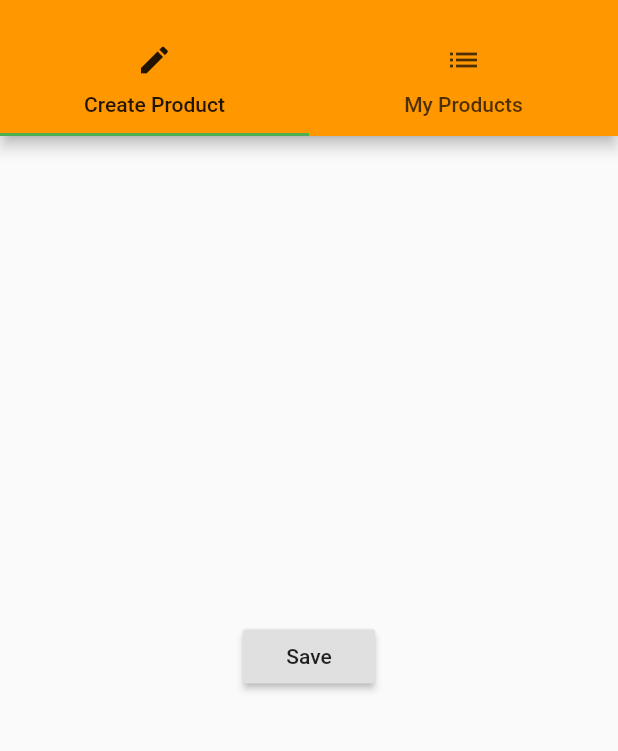
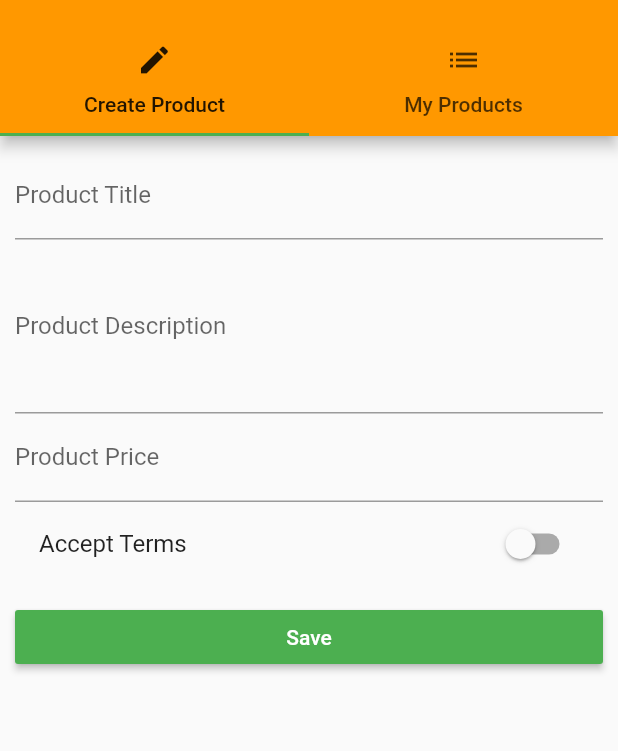
Before and after one commit to mnishiguchi/hello_flutter, a Flutter app: the ProductsAdminPage screen opened by its route, on a phone screen of 412 x 824 dp, the part 59-810 px from its top. Run offline on Flutter 3.47's test engine with Material 2 defaults, Android fonts, the phone set to English and light mode, and no system bars.

```diff
--- /dev/null
+++ b/lib/pages/product_create_from.dart
@@ -0,0 +1,86 @@
+import 'package:flutter/material.dart';
+
+class ProductCreateForm extends StatefulWidget {
+  final Function addProduct;
+  final Function removeProductByIndex;
+
+  ProductCreateForm({this.addProduct, this.removeProductByIndex});
+
+  @override
+  _ProductCreateFormState createState() => _ProductCreateFormState();
+}
+
+class _ProductCreateFormState extends State<ProductCreateForm> {
+  // Form values
+  String _title = '';
+  String _description = '';
+  String _price = '';
+  bool _isTermsAccepted = false;
+  String _image = 'assets/masa_chinatown.png';
+
+  @override
+  Widget build(BuildContext context) {
+    return Container(
+      margin: EdgeInsets.all(10.0),
+      child: ListView(
+        children: <Widget>[
+          TextField(
+            keyboardType: TextInputType.text,
+            decoration: InputDecoration(labelText: 'Product Title'),
+            onChanged: (String value) {
+              setState(() {
+                _title = value;
+              });
+            },
+          ),
+          TextField(
+            keyboardType: TextInputType.multiline,
+            maxLines: 4,
+            decoration: InputDecoration(labelText: 'Product Description'),
+            onChanged: (String value) {
+              setState(() {
+                _description = value;
+              });
+            },
+          ),
+          TextField(
+            keyboardType: TextInputType.number,
+            decoration: InputDecoration(labelText: 'Product Price'),
+            onChanged: (String value) {
+              setState(() {
+                _price = value;
+              });
+            },
+          ),
+          SwitchListTile(
+            title: Text('Accept Terms'),
+            value: _isTermsAccepted,
+            onChanged: (bool value) {
+              setState(() {
+                _isTermsAccepted = value;
+              });
+            },
+          ),
+          SizedBox(
+            height: 10.0,
+          ),
+          RaisedButton(
+            child: Text('Save'),
+            color: Theme.of(context).accentColor,
+            textColor: Colors.white,
+            onPressed: () {
+              final Map<String, dynamic> product = {
+                'title': _title,
+                'description': _description,
+                'price': _price,
+                'image': _image,
+              };
+              widget.addProduct(product);
+              Navigator.pushReplacementNamed(context, '/');
+            },
+          )
+        ],
+      ),
+    );
+  }
+}
--- a/lib/pages/product_page.dart
+++ b/lib/pages/product_page.dart
@@ -52,6 +52,14 @@ class ProductPage extends StatelessWidget {
             ),
             Container(
               padding: EdgeInsets.all(10.0),
+              child: Text(product['description']),
+            ),
+            Container(
+              padding: EdgeInsets.all(10.0),
+              child: Text(product['price']),
+            ),
+            Container(
+              padding: EdgeInsets.all(10.0),
               child: RaisedButton(
                 color: Theme.of(context).accentColor,
                 child: Text('Delete'),
--- a/lib/pages/products_admin_new_pane.dart
+++ /dev/null
@@ -1,22 +0,0 @@
-import 'package:flutter/material.dart';
-
-class ProductsAdminNewPane extends StatelessWidget {
-  @override
-  Widget build(BuildContext context) {
-    return Center(
-      child: RaisedButton(
-        child: Text('Save'),
-        onPressed: () {
-          showModalBottomSheet(
-            context: context,
-            builder: (BuildContext context) {
-              return Center(
-                child: Text('Modal content'),
-              );
-            },
-          );
-        },
-      ),
-    );
-  }
-}
--- a/lib/pages/products_admin_page.dart
+++ b/lib/pages/products_admin_page.dart
@@ -1,9 +1,14 @@
 import 'package:flutter/material.dart';
 
-import './products_admin_new_pane.dart';
+import './product_create_from.dart';
 import './products_admin_index_pane.dart';
 
 class ProductsAdminPage extends StatelessWidget {
+  final Function addProduct;
+  final Function removeProductByIndex;
+
+  ProductsAdminPage({this.addProduct, this.removeProductByIndex});
+
   @override
   Widget build(BuildContext context) {
     return DefaultTabController(
@@ -42,7 +47,10 @@ class ProductsAdminPage extends StatelessWidget {
           ),
           body: TabBarView(
             children: <Widget>[
-              ProductsAdminNewPane(),
+              ProductCreateForm(
+                addProduct: addProduct,
+                removeProductByIndex: removeProductByIndex,
+              ),
               ProductsAdminIndexPane(),
             ],
           )
```
Also changed, not shown: lib/main.dart (+3 -6 lines), lib/pages/products_page.dart (+1 -17 lines), lib/product_list.dart (+2 -5 lines).
